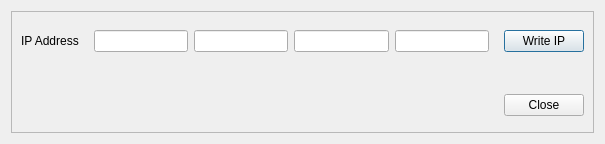
First picture: the form in KV0S/hpsdr-programmers/HPSDRProgrammerV2-nopcap/hpsdr/addressdialogprog.ui, repository TAPR/OpenHPSDR-SVN, before the edit.
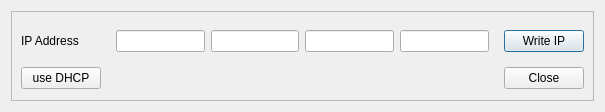
Second picture: the form after the edit.

Commit message: working on Human interface to setting IP addresses

Diff of the .ui file:
```diff
--- a/KV0S/hpsdr-programmers/HPSDRProgrammerV2-nopcap/hpsdr/addressdialogprog.ui
+++ b/KV0S/hpsdr-programmers/HPSDRProgrammerV2-nopcap/hpsdr/addressdialogprog.ui
@@ -7,7 +7,7 @@
     <x>0</x>
     <y>0</y>
     <width>605</width>
-    <height>144</height>
+    <height>112</height>
    </rect>
   </property>
   <property name="windowTitle">
@@ -28,27 +28,14 @@
         <enum>QFrame::Raised</enum>
        </property>
        <layout class="QGridLayout" name="gridLayout_3">
-        <item row="0" column="0">
+        <item row="0" column="1">
          <widget class="QLabel" name="label">
           <property name="text">
            <string>IP Address</string>
           </property>
          </widget>
         </item>
-        <item row="1" column="4">
-         <spacer name="horizontalSpacer_3">
-          <property name="orientation">
-           <enum>Qt::Horizontal</enum>
-          </property>
-          <property name="sizeHint" stdset="0">
-           <size>
-            <width>40</width>
-            <height>20</height>
-           </size>
-          </property>
-         </spacer>
-        </item>
-        <item row="0" column="2" colspan="3">
+        <item row="0" column="3" colspan="3">
          <widget class="QFrame" name="frame_2">
           <property name="frameShape">
            <enum>QFrame::Panel</enum>
@@ -79,7 +66,7 @@
           </layout>
          </widget>
         </item>
-        <item row="0" column="5">
+        <item row="0" column="6">
          <widget class="QPushButton" name="writeButton">
           <property name="toolTip">
            <string extracomment="Write this IP address to the connected HPSDR board">&lt;html&gt;&lt;head/&gt;&lt;body&gt;&lt;p&gt;Write this IP address to the connected HPSDR board. &lt;br/&gt;&lt;/p&gt;&lt;/body&gt;&lt;/html&gt;</string>
@@ -89,47 +76,28 @@
           </property>
          </widget>
         </item>
-        <item row="1" column="5">
-         <spacer name="horizontalSpacer_2">
-          <property name="orientation">
-           <enum>Qt::Horizontal</enum>
-          </property>
-          <property name="sizeHint" stdset="0">
-           <size>
-            <width>82</width>
-            <height>20</height>
-           </size>
-          </property>
-         </spacer>
-        </item>
-        <item row="2" column="4">
-         <spacer name="verticalSpacer">
-          <property name="orientation">
-           <enum>Qt::Vertical</enum>
-          </property>
-          <property name="sizeHint" stdset="0">
-           <size>
-            <width>17</width>
-            <height>82</height>
-           </size>
-          </property>
-         </spacer>
-        </item>
-        <item row="2" column="2">
+        <item row="1" column="3">
          <widget class="QLabel" name="label_2">
           <property name="text">
            <string/>
           </property>
          </widget>
         </item>
-        <item row="2" column="5">
+        <item row="1" column="6">
          <widget class="QPushButton" name="closeButton">
           <property name="text">
            <string>Close</string>
           </property>
          </widget>
         </item>
-        <item row="1" column="0">
+        <item row="1" column="1">
+         <widget class="QPushButton" name="dhcpButton">
+          <property name="text">
+           <string>use DHCP</string>
+          </property>
+         </widget>
+        </item>
+        <item row="1" column="4">
          <spacer name="horizontalSpacer">
           <property name="orientation">
            <enum>Qt::Horizontal</enum>
@@ -142,19 +110,6 @@
           </property>
          </spacer>
         </item>
-        <item row="2" column="0">
-         <spacer name="horizontalSpacer_4">
-          <property name="orientation">
-           <enum>Qt::Horizontal</enum>
-          </property>
-          <property name="sizeHint" stdset="0">
-           <size>
-            <width>40</width>
-            <height>20</height>
-           </size>
-          </property>
-         </spacer>
-        </item>
        </layout>
       </widget>
      </item>
```
The commit also changes 4 other files.
